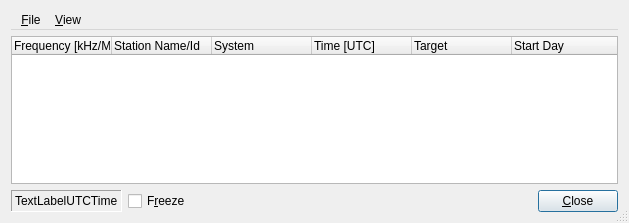
Qt form dream/src/GUI-QT/LiveScheduleWindow.ui (mmjee/dream-patched) before a commit.
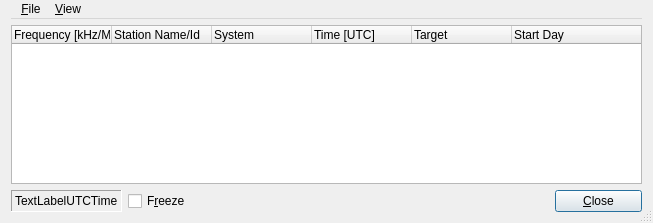
The same form after that commit. Icons and pictures are not drawn.

Commit message: adjusted layout margin

Diff of the .ui file:
```diff
--- a/dream/src/GUI-QT/LiveScheduleWindow.ui
+++ b/dream/src/GUI-QT/LiveScheduleWindow.ui
@@ -6,7 +6,7 @@
    <rect>
     <x>0</x>
     <y>0</y>
-    <width>629</width>
+    <width>653</width>
     <height>223</height>
    </rect>
   </property>
@@ -21,6 +21,9 @@
    <bool>true</bool>
   </property>
   <layout class="QVBoxLayout" name="verticalLayout">
+   <property name="topMargin">
+    <number>0</number>
+   </property>
    <item>
     <widget class="QMenuBar" name="menubar">
      <widget class="QMenu" name="menuFile">
```
The commit also changes 6 other files.
